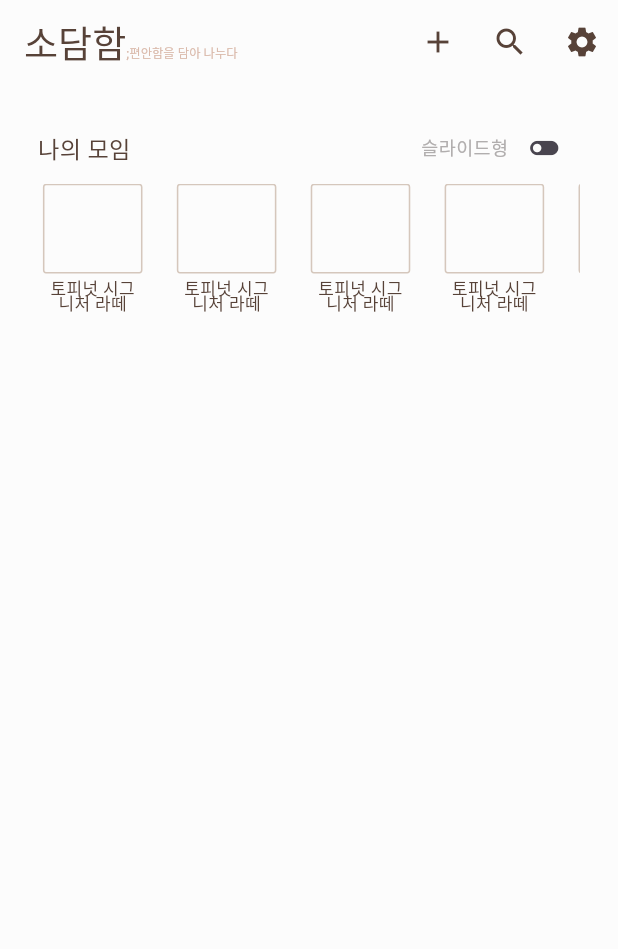
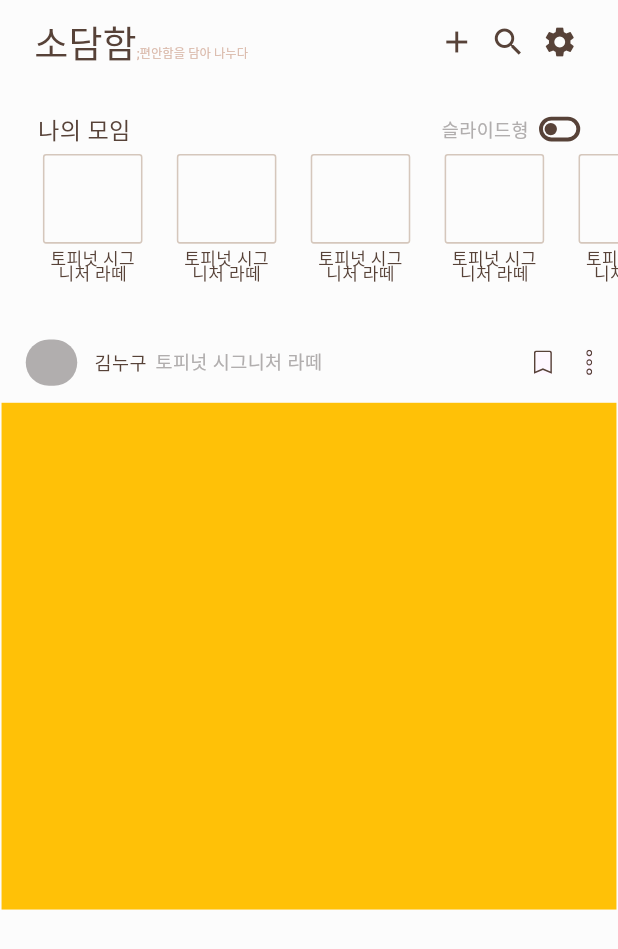
Before and after one commit to suminkim8203/sodam, a Flutter app: the screen it shows after launch, on a phone screen of 412 x 824 dp. Shown: the top 949 px of the screen. Run offline on Flutter 3.47's test engine with Material 3 defaults, Android fonts, the phone set to English and light mode, and no system bars; drawn by our look-alikes of flutter_switch; our stand-ins replace flutter_screenutil, flutter_svg, image_picker; Roboto replaces fonts that are missing (HambakSnow, SeoulHangang).

Commit message:
feat: homescreen 슬라이드형 제작중 슬라이드형/카드형 토글로 구분

```diff
--- /dev/null
+++ b/lib/user/view/component/post_item.dart
@@ -0,0 +1,101 @@
+import 'package:flutter/material.dart';
+import 'package:flutter_screenutil/flutter_screenutil.dart';
+import 'package:flutter_svg/flutter_svg.dart';
+import 'package:sodamham/common/color.dart';
+
+class PostItemList extends StatefulWidget {
+  const PostItemList({super.key});
+
+  @override
+  State<PostItemList> createState() => _PostItemListState();
+}
+
+class _PostItemListState extends State<PostItemList> {
+  @override
+  Widget build(BuildContext context) {
+    return Placeholder(); // map돌려서 item전부 보여주기
+  }
+}
+
+class PostItem extends StatelessWidget {
+  const PostItem({super.key});
+
+  @override
+  Widget build(BuildContext context) {
+    return Column(
+      children: [
+        _Header(),
+        SizedBox(height: 10.h),
+        Container(
+          width: double.infinity,
+          height: 330.h,
+          decoration: BoxDecoration(
+              color: Colors.amber,
+              border: Border.all(color: Color(0xffFCFCFC), width: 1.sp)),
+        ),
+      ],
+    );
+  }
+}
+
+class _Header extends StatelessWidget {
+  const _Header({
+    super.key,
+  });
+
+  @override
+  Widget build(BuildContext context) {
+    return Padding(
+      padding: EdgeInsets.symmetric(horizontal: 15.w),
+      child: Row(children: [
+        Container(
+          width: 30.w,
+          height: 30.h,
+          decoration: BoxDecoration(
+            borderRadius: BorderRadius.circular(30.r),
+            // image: DecorationImage(image: NetworkImage('인터넷 사진 경로')),
+            color: Color(0xffB1AEAE),
+          ),
+        ),
+        SizedBox(width: 10.w),
+        Text(
+          '김누구',
+          style: TextStyle(
+            color: primaryFontColor,
+            fontFamily: 'SeoulHangang',
+            fontSize: 12.sp,
+            fontWeight: FontWeight.w500,
+          ),
+        ),
+        SizedBox(width: 5.w),
+        Text(
+          '토피넛 시그니처 라떼',
+          style: TextStyle(
+            color: Color(0xffB1AEAE),
+            fontFamily: 'SeoulHangang',
+            fontSize: 12.sp,
+            fontWeight: FontWeight.w500,
+          ),
+        ),
+        Spacer(), // 공백을 전부 채워주는 녀석이래
+        Material(
+          child: InkWell(
+            child: SvgPicture.asset(
+              'asset/icon/book_mark.svg',
+              color: primaryFontColor,
+            ),
+          ),
+        ),
+        SizedBox(width: 20.w),
+        Material(
+          child: InkWell(
+            child: SvgPicture.asset(
+              'asset/icon/kebab.svg',
+              color: primaryFontColor,
+            ),
+          ),
+        ),
+      ]),
+    );
+  }
+}
--- a/lib/user/view/home_screen.dart
+++ b/lib/user/view/home_screen.dart
@@ -1,6 +1,10 @@
 import 'package:flutter/material.dart';
 import 'package:flutter_screenutil/flutter_screenutil.dart';
+import 'package:flutter_svg/flutter_svg.dart';
+import 'package:flutter_switch/flutter_switch.dart';
 import 'package:sodamham/common/color.dart';
+import 'package:sodamham/user/view/component/post_item.dart';
+import 'package:sodamham/user/view/create_new_group_screen.dart';
 
 class HomeScreen extends StatefulWidget {
   const HomeScreen({super.key});
@@ -14,11 +18,17 @@ class _HomeScreenState extends State<HomeScreen> {
   Widget build(BuildContext context) {
     return Scaffold(
       appBar: AppBar(
-        // 타이틀을 왼쪽 정렬
-        centerTitle: false,
-
-        // 타이틀 부분
-        title: Row(
+        // AppBar의 좌우 패딩을 20.w로 설정
+        automaticallyImplyLeading: false,
+        titleSpacing: 0,
+        title: Padding(
+          padding: EdgeInsets.symmetric(horizontal: 20.w),
+          child: Row(
+            mainAxisAlignment: MainAxisAlignment.spaceBetween,
+            crossAxisAlignment: CrossAxisAlignment.center,
+            children: [
+              // 제목
+              Row(
                 crossAxisAlignment: CrossAxisAlignment.baseline,
                 textBaseline: TextBaseline.alphabetic,
                 children: [
@@ -41,32 +51,59 @@ class _HomeScreenState extends State<HomeScreen> {
                   ),
                 ],
               ),
-
-        // 오른쪽 아이콘들
-        actions: [
+              // 아이콘 버튼들
               Row(
+                mainAxisSize: MainAxisSize.min,
+                spacing: 2.w,
                 children: [
-              IconButton(
-                icon: Icon(Icons.add, color: primaryFontColor),
-                onPressed: () {
+                  Material(
+                    color: Colors.transparent,
+                    child: InkWell(
+                      borderRadius: BorderRadius.circular(20),
+                      onTap: () {
                         // 추가 버튼 동작
+                        Navigator.push(
+                            context,
+                            MaterialPageRoute(
+                                builder: (_) => CreateNewGroupScreen()));
                       },
+                      child: Padding(
+                        padding: const EdgeInsets.all(4.0),
+                        child: Icon(Icons.add, color: primaryFontColor),
                       ),
-              IconButton(
-                icon: Icon(Icons.search, color: primaryFontColor),
-                onPressed: () {
+                    ),
+                  ),
+                  Material(
+                    color: Colors.transparent,
+                    child: InkWell(
+                      borderRadius: BorderRadius.circular(20),
+                      onTap: () {
                         // 검색 버튼 동작
                       },
+                      child: Padding(
+                        padding: const EdgeInsets.all(4.0),
+                        child: Icon(Icons.search, color: primaryFontColor),
                       ),
-              IconButton(
-                icon: Icon(Icons.settings, color: primaryFontColor),
-                onPressed: () {
+                    ),
+                  ),
+                  Material(
+                    color: Colors.transparent,
+                    child: InkWell(
+                      borderRadius: BorderRadius.circular(20),
+                      onTap: () {
                         // 설정 버튼 동작
                       },
+                      child: Padding(
+                        padding: const EdgeInsets.all(4.0),
+                        child: Icon(Icons.settings, color: primaryFontColor),
+                      ),
+                    ),
                   ),
                 ],
               ),
             ],
+          ),
+        ),
 
         // AppBar 배경색
         backgroundColor: Color(0xffFCFCFC),
@@ -77,14 +114,11 @@ class _HomeScreenState extends State<HomeScreen> {
 
       body: SingleChildScrollView(
         child: SafeArea(
-          child: Padding(
-            padding: EdgeInsets.symmetric(horizontal: 22.w),
           child: Column(
             children: [
               SizedBox(height: 18.h),
               _MyGroup(),
             ],
-            ),
           ),
         ),
       ),
@@ -94,14 +128,23 @@ class _HomeScreenState extends State<HomeScreen> {
   }
 }
 
-class _MyGroup extends StatelessWidget {
+class _MyGroup extends StatefulWidget {
   const _MyGroup({super.key});
+
+  @override
+  State<_MyGroup> createState() => _MyGroupState();
+}
+
+class _MyGroupState extends State<_MyGroup> {
+  bool isToggled = false;
 
   @override
   Widget build(BuildContext context) {
     return Column(
       children: [
-        Row(
+        Padding(
+          padding: EdgeInsets.symmetric(horizontal: 22.w),
+          child: Row(
             mainAxisAlignment: MainAxisAlignment.spaceBetween,
             children: [
               Text('나의 모임',
@@ -113,28 +156,60 @@ class _MyGroup extends StatelessWidget {
               Row(
                 children: [
                   Text(
-                  '슬라이드형',
+                    isToggled ? '카드형' : '슬라이드형',
                     style: TextStyle(
                       color: Color(0xffB1AEAE),
                       fontFamily: 'SeoulHangang',
                       fontSize: 12.sp,
                     ),
                   ),
-                IconButton(
-                  onPressed: () {},
-                  icon: Icon(
-                    Icons.toggle_off,
-                    size: 22.sp,
-                  ),
-                )
-              ],
-            )
+                  SizedBox(width: 6.w),
+                  FlutterSwitch(
+                      width: 24.w,
+                      height: 16.h,
+                      toggleSize: 8.0.sp,
+                      padding: 1.1.sp,
+                      activeColor: primaryFontColor,
+                      inactiveColor: Colors.transparent,
+                      inactiveToggleColor: primaryFontColor,
+                      switchBorder:
+                          BoxBorder.all(color: primaryFontColor, width: 2.5.sp),
+                      duration: const Duration(milliseconds: 210),
+                      value: isToggled,
+                      onToggle: (value) {
+                        setState(() {
+                          isToggled = value;
+                        });
+                      })
                 ],
               ),
+            ],
+          ),
+        ),
+        SizedBox(height: 5.h),
+        isToggled ? CardScreen() : SlideScreen()
+      ],
+    );
+  }
+}
+
+// 슬라이드형
+class SlideScreen extends StatefulWidget {
+  const SlideScreen({super.key});
+
+  @override
+  State<SlideScreen> createState() => _SlideScreenState();
+}
+
+class _SlideScreenState extends State<SlideScreen> {
+  @override
+  Widget build(BuildContext context) {
+    return Column(
+      children: [
         SizedBox(
           height: 85.h,
           child: ListView.separated(
-            padding: EdgeInsets.symmetric(horizontal: 3.w),
+            padding: EdgeInsets.symmetric(horizontal: 25.w),
             primary: false,
             shrinkWrap: true,
             scrollDirection: Axis.horizontal,
@@ -177,8 +252,25 @@ class _MyGroup extends StatelessWidget {
               width: 20.w,
             ),
           ),
-        )
+        ),
+        SizedBox(height: 35.h),
+        PostItem(),
       ],
     );
   }
 }
+
+// 카드형
+class CardScreen extends StatefulWidget {
+  const CardScreen({super.key});
+
+  @override
+  State<CardScreen> createState() => _CardScreenState();
+}
+
+class _CardScreenState extends State<CardScreen> {
+  @override
+  Widget build(BuildContext context) {
+    return const Placeholder();
+  }
+}
--- a/pubspec.yaml
+++ b/pubspec.yaml
@@ -38,6 +38,8 @@ dependencies:
   flutter_screenutil: ^5.9.3
   flutter_svg: ^2.2.0
   image_picker: ^1.0.4
+
+  flutter_switch: ^0.3.2
 
 dev_dependencies:
   flutter_test:
```
Also changed, not shown: asset/icon/book_mark.svg (added), asset/icon/kebab.svg (added), asset/icon/ri_toggle-fill.svg (added), asset/icon/ri_toggle-line.svg (added), pubspec.lock. Lines whose indentation alone changed are shown as unchanged.
